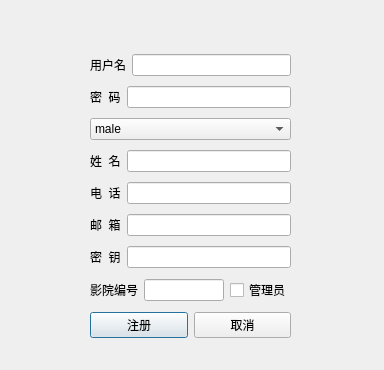
Old version of the form registerwindow.ui in the repository SillyPasty/Movie_Management.
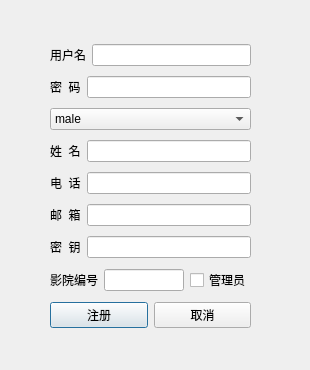
New version of the form.

Diff of the .ui file:
```diff
--- a/registerwindow.ui
+++ b/registerwindow.ui
@@ -6,7 +6,7 @@
    <rect>
     <x>0</x>
     <y>0</y>
-    <width>384</width>
+    <width>310</width>
     <height>370</height>
    </rect>
   </property>
@@ -16,8 +16,8 @@
   <widget class="QWidget" name="layoutWidget">
    <property name="geometry">
     <rect>
-     <x>90</x>
-     <y>50</y>
+     <x>50</x>
+     <y>40</y>
      <width>201</width>
      <height>292</height>
     </rect>
```
